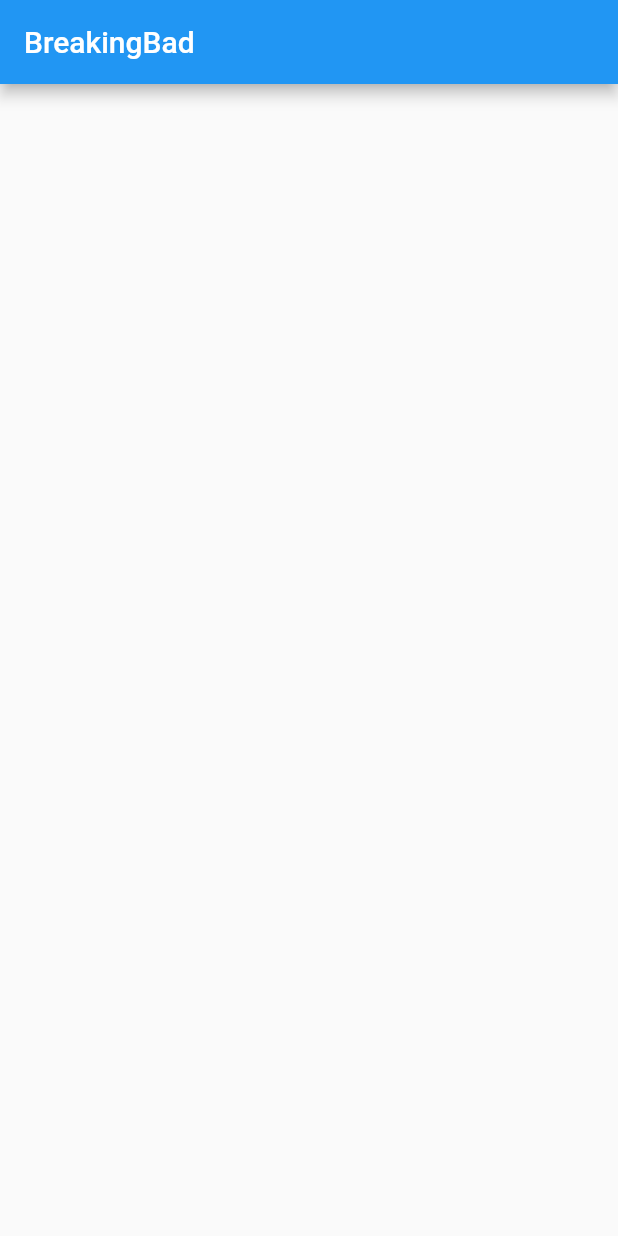
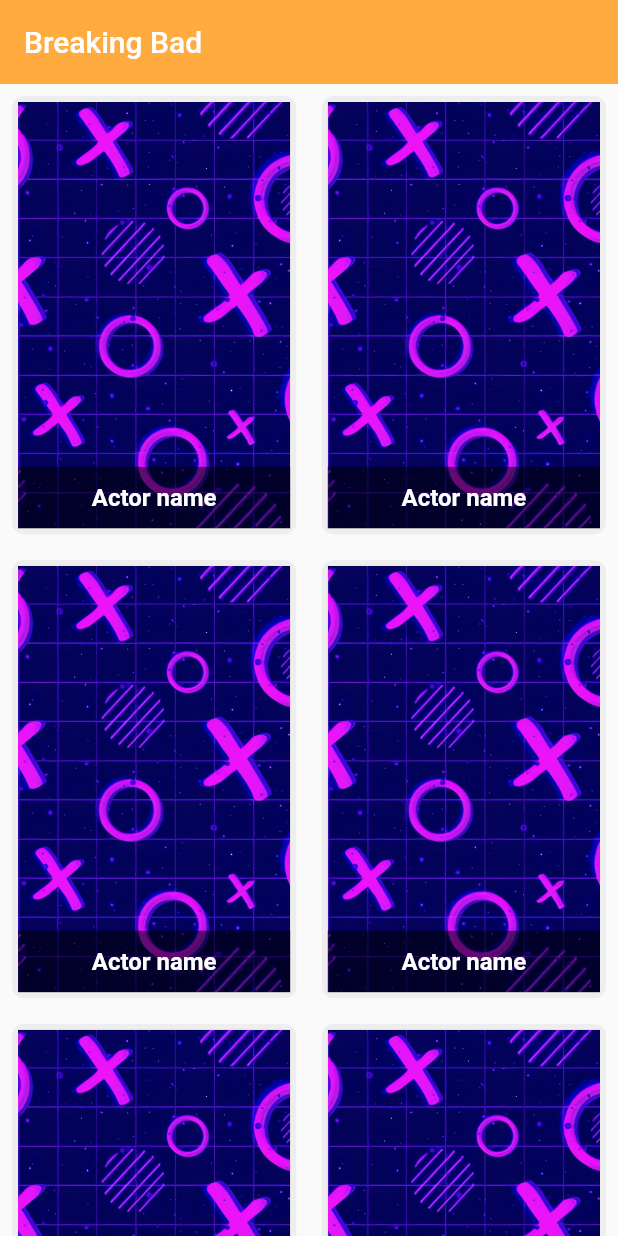
Before and after one commit to ashrafffathalla/BreakingBadMovi, a Flutter app: the screen it shows after launch, on a phone screen of 412 x 824 dp. Run offline on Flutter 3.47's test engine with Material 2 defaults, Android fonts, the phone set to English and light mode, and no system bars; our stand-ins replace dio.

Commit message:
commit all updates

```diff
--- a/lib/layout/home_layout.dart
+++ b/lib/layout/home_layout.dart
@@ -1,3 +1,4 @@
+import 'package:breaking_bad/modules/charecter_item.dart';
 import 'package:flutter/material.dart';
 
 class BreakingBadLayout extends StatelessWidget {
@@ -6,9 +7,31 @@ class BreakingBadLayout extends StatelessWidget {
   @override
   Widget build(BuildContext context) {
     return Scaffold(
-      appBar: AppBar(title:const Text('BreakingBad'),
+      appBar: AppBar(
+        title: const Text('Breaking Bad'),
       ),
+      body: buildCharactersList(),
     );
+  }
 
+  Widget buildCharactersList()
+  {
+    return GridView.builder(
+
+      gridDelegate: const SliverGridDelegateWithFixedCrossAxisCount(
+        crossAxisCount: 2,
+        childAspectRatio: 2 / 3,
+        crossAxisSpacing: 1,
+        mainAxisSpacing: 1,
+      ),
+      shrinkWrap: true,
+      physics: const BouncingScrollPhysics(),
+      padding: EdgeInsets.zero,
+      itemCount: 20,
+      itemBuilder: (context ,index)
+      {
+        return CharacterItems();
+      },
+    );
   }
 }
--- a/lib/main.dart
+++ b/lib/main.dart
@@ -1,4 +1,5 @@
 import 'package:flutter/material.dart';
+import 'package:flutter/services.dart';
 
 import 'layout/home_layout.dart';
 
@@ -15,7 +16,15 @@ class MyApp extends StatelessWidget {
     return MaterialApp(
       debugShowCheckedModeBanner: false,
       theme: ThemeData(
-        primarySwatch: Colors.blue,
+        appBarTheme:const AppBarTheme(
+          backgroundColor: Colors.orangeAccent,
+          backwardsCompatibility: false,
+          elevation: 0,
+          systemOverlayStyle: SystemUiOverlayStyle(
+              statusBarColor: Colors.transparent,
+              statusBarIconBrightness: Brightness.dark
+          ),
+        )
       ),
       home: const BreakingBadLayout(),
     );
--- /dev/null
+++ b/lib/modules/charecter_item.dart
@@ -0,0 +1,49 @@
+import 'package:flutter/material.dart';
+
+class CharacterItems extends StatelessWidget {
+  const CharacterItems({Key? key}) : super(key: key);
+
+  @override
+  Widget build(BuildContext context) {
+    return Container(
+      width: double.infinity,
+      margin: const EdgeInsetsDirectional.fromSTEB(8, 8, 8, 8),
+      padding: const EdgeInsets.all(4),
+      decoration: BoxDecoration(
+        color: Colors.grey[200],
+        borderRadius: BorderRadius.circular(8),
+      ),
+      child: GridTile(
+        child: Container(
+          decoration: BoxDecoration(
+            color: Colors.grey[400],
+            image: const DecorationImage(
+              fit: BoxFit.cover,
+              image: AssetImage(
+                'assets/images/xo.png',
+              ),
+            ),
+          ),
+        ),
+        footer: Container(
+          width: double.infinity,
+          padding: const EdgeInsets.symmetric(horizontal: 15, vertical: 10),
+          color: Colors.black54,
+          alignment: Alignment.bottomCenter,
+          child: const Text(
+            'Actor name',
+            overflow: TextOverflow.ellipsis,
+            maxLines: 2,
+            textAlign: TextAlign.center,
+            style: TextStyle(
+              fontSize: 16.0,
+              height: 1.3,
+              color: Colors.white,
+              fontWeight: FontWeight.bold,
+            ),
+          ),
+        ),
+      ),
+    );
+  }
+}
```
Also changed, not shown: assets/images/loading.gif (added), assets/images/xo.png (added), 1 other file.
